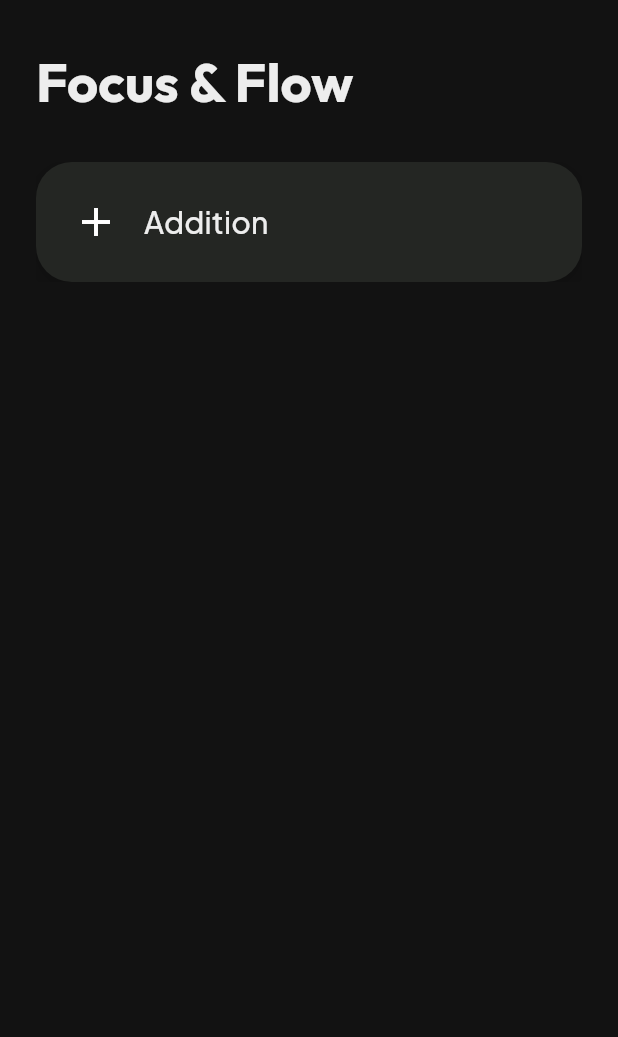
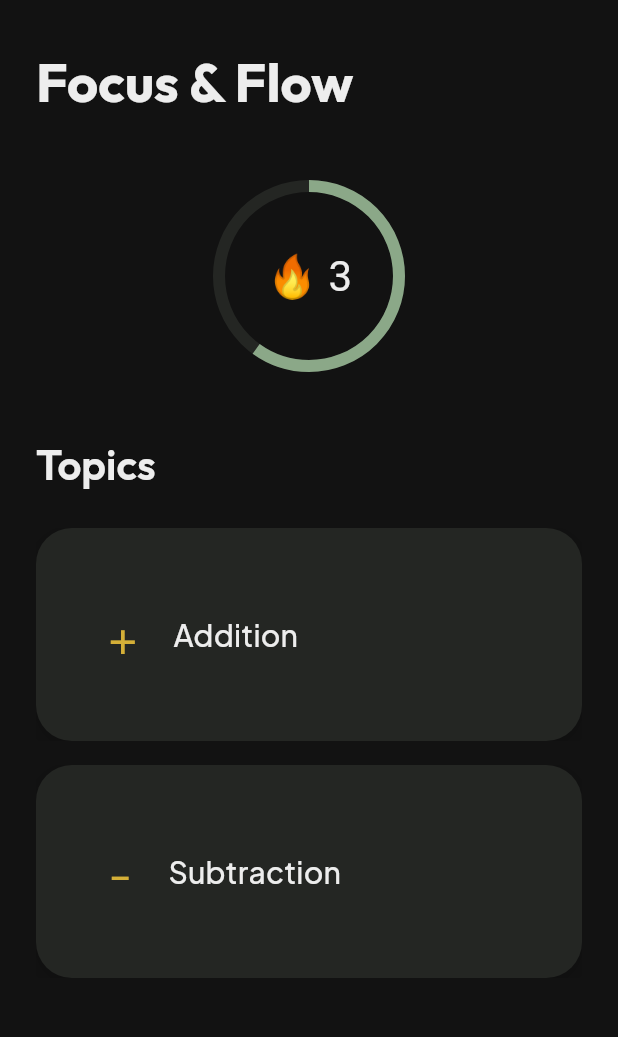
Before and after one commit to liebertjohan-art/zenmath, a Flutter app: the screen it shows after launch, on a phone screen of 412 x 824 dp, the part 69-1106 px from its top. Run offline on Flutter 3.47's test engine with Material 3 defaults, Android fonts, the phone set to English and light mode, and no system bars; our stand-ins replace flutter_riverpod, go_router, google_fonts, isar; accounts and stored records are empty; generated files the repository leaves out were written again.

Commit message:
feat(phase-1): Add Isar data layer and core MVP screens

```diff
--- /dev/null
+++ b/lib/features/home/home_screen.dart
@@ -0,0 +1,156 @@
+import 'package:flutter/material.dart';
+import 'package:go_router/go_router.dart';
+import '../../core/widgets/zen_scaffold.dart';
+import '../../core/widgets/zen_card.dart';
+import '../../core/widgets/glass_bottom_sheet.dart';
+
+class HomeScreen extends StatelessWidget {
+  const HomeScreen({super.key});
+
+  void _showDifficultySheet(BuildContext context, String topic) {
+    showModalBottomSheet(
+      context: context,
+      backgroundColor: Colors.transparent,
+      builder: (context) => GlassBottomSheet(
+        child: Column(
+          mainAxisSize: MainAxisSize.min,
+          crossAxisAlignment: CrossAxisAlignment.stretch,
+          children: [
+            Text(
+              'Select Difficulty',
+              style: Theme.of(context).textTheme.headlineSmall,
+              textAlign: TextAlign.center,
+            ),
+            const SizedBox(height: 32),
+            _buildDifficultyButton(context, 'Easy', topic, 'easy'),
+            const SizedBox(height: 16),
+            _buildDifficultyButton(context, 'Medium', topic, 'medium'),
+            const SizedBox(height: 16),
+            _buildDifficultyButton(context, 'Hard', topic, 'hard'),
+            const SizedBox(height: 32),
+          ],
+        ),
+      ),
+    );
+  }
+
+  Widget _buildDifficultyButton(BuildContext context, String label, String topic, String difficulty) {
+    return InkWell(
+      onTap: () {
+        context.pop();
+        context.push('/practice', extra: {'topic': topic, 'difficulty': difficulty});
+      },
+      borderRadius: BorderRadius.circular(16),
+      child: Container(
+        padding: const EdgeInsets.symmetric(vertical: 16),
+        decoration: BoxDecoration(
+          color: const Color(0xFF242623),
+          borderRadius: BorderRadius.circular(16),
+        ),
+        child: Center(
+          child: Text(
+            label,
+            style: Theme.of(context).textTheme.titleMedium,
+          ),
+        ),
+      ),
+    );
+  }
+
+  @override
+  Widget build(BuildContext context) {
+    return ZenScaffold(
+      appBar: AppBar(
+        title: Text(
+          'ZenMath',
+          style: Theme.of(context).textTheme.titleLarge,
+        ),
+        backgroundColor: Colors.transparent,
+        elevation: 0,
+      ),
+      body: SafeArea(
+        child: Padding(
+          padding: const EdgeInsets.all(24.0),
+          child: Column(
+            crossAxisAlignment: CrossAxisAlignment.start,
+            children: [
+              Text(
+                'Focus & Flow',
+                style: Theme.of(context).textTheme.displayMedium,
+              ),
+              const SizedBox(height: 48),
+              // Mockup Progress Ring
+              Center(
+                child: Stack(
+                  alignment: Alignment.center,
+                  children: [
+                    SizedBox(
+                      width: 120,
+                      height: 120,
+                      child: CircularProgressIndicator(
+                        value: 0.6,
+                        strokeWidth: 8,
+                        backgroundColor: const Color(0xFF242623),
+                        valueColor: const AlwaysStoppedAnimation<Color>(Color(0xFF8BA888)),
+                      ),
+                    ),
+                    Text(
+                      '🔥 3',
+                      style: Theme.of(context).textTheme.headlineMedium,
+                    ),
+                  ],
+                ),
+              ),
+              const SizedBox(height: 48),
+              Text(
+                'Topics',
+                style: Theme.of(context).textTheme.titleLarge,
+              ),
+              const SizedBox(height: 24),
+              Expanded(
+                child: ListView(
+                  physics: const BouncingScrollPhysics(),
+                  children: [
+                    ZenCard(
+                      onTap: () => _showDifficultySheet(context, 'Addition'),
+                      child: Padding(
+                        padding: const EdgeInsets.all(24.0),
+                        child: Row(
+                          children: [
+                            const Text('+', style: TextStyle(fontSize: 32, color: Color(0xFFD4AF37))),
+                            const SizedBox(width: 24),
+                            Text(
+                              'Addition',
+                              style: Theme.of(context).textTheme.titleMedium,
+                            ),
+                          ],
+                        ),
+                      ),
+                    ),
+                    const SizedBox(height: 16),
+                    ZenCard(
+                      onTap: () => _showDifficultySheet(context, 'Subtraction'),
+                      child: Padding(
+                        padding: const EdgeInsets.all(24.0),
+                        child: Row(
+                          children: [
+                            const Text('-', style: TextStyle(fontSize: 32, color: Color(0xFFD4AF37))),
+                            const SizedBox(width: 24),
+                            Text(
+                              'Subtraction',
+                              style: Theme.of(context).textTheme.titleMedium,
+                            ),
+                          ],
+                        ),
+                      ),
+                    ),
+                  ],
+                ),
+              ),
+            ],
+          ),
+        ),
+      ),
+    );
+  }
+}
--- a/lib/main.dart
+++ b/lib/main.dart
@@ -2,8 +2,9 @@ import 'package:flutter/material.dart';
 import 'package:flutter_riverpod/flutter_riverpod.dart';
 import 'package:go_router/go_router.dart';
 import 'core/theme/app_theme.dart';
-import 'core/widgets/zen_scaffold.dart';
-import 'core/widgets/zen_card.dart';
+import 'features/home/home_screen.dart';
+import 'features/practice/practice_screen.dart';
+import 'features/results/results_screen.dart';
 
 void main() {
   runApp(
@@ -19,6 +20,28 @@ final _router = GoRouter(
     GoRoute(
       path: '/',
       builder: (context, state) => const HomeScreen(),
+    ),
+    GoRoute(
+      path: '/practice',
+      builder: (context, state) {
+        final extra = state.extra as Map<String, dynamic>?;
+        return PracticeScreen(
+          topic: extra?['topic'] as String? ?? 'Addition',
+          difficulty: extra?['difficulty'] as String? ?? 'easy',
+        );
+      },
+    ),
+    GoRoute(
+      path: '/results',
+      builder: (context, state) {
+        final extra = state.extra as Map<String, dynamic>?;
+        return ResultsScreen(
+          topic: extra?['topic'] as String? ?? 'Addition',
+          difficulty: extra?['difficulty'] as String? ?? 'easy',
+          score: extra?['score'] as int? ?? 0,
+          totalQuestions: extra?['totalQuestions'] as int? ?? 10,
+        );
+      },
     ),
   ],
 );
@@ -36,47 +59,3 @@ class ZenMathApp extends StatelessWidget {
     );
   }
 }
-
-class HomeScreen extends StatelessWidget {
-  const HomeScreen({super.key});
-
-  @override
-  Widget build(BuildContext context) {
-    return ZenScaffold(
-      appBar: AppBar(
-        title: Text(
-          'ZenMath',
-          style: Theme.of(context).textTheme.titleLarge,
-        ),
-      ),
-      body: SafeArea(
-        child: Padding(
-          padding: const EdgeInsets.all(24.0), // ZenSpacing.md
-          child: Column(
-            crossAxisAlignment: CrossAxisAlignment.start,
-            children: [
-              Text(
-                'Focus & Flow',
-                style: Theme.of(context).textTheme.displayMedium,
-              ),
-              const SizedBox(height: 32),
-              ZenCard(
-                onTap: () {},
-                child: Row(
-                  children: [
-                    const Icon(Icons.add, size: 32),
-                    const SizedBox(width: 16),
-                    Text(
-                      'Addition',
-                      style: Theme.of(context).textTheme.titleMedium,
-                    ),
-                  ],
-                ),
-              ),
-            ],
-          ),
-        ),
-      ),
-    );
-  }
-}
--- /dev/null
+++ b/lib/providers/db_provider.dart
@@ -0,0 +1,6 @@
+import 'package:flutter_riverpod/flutter_riverpod.dart';
+import '../data/isar_service.dart';
+
+final dbProvider = Provider<IsarService>((ref) {
+  return IsarService();
+});
```
Also changed, not shown: lib/core/widgets/zen_numpad.dart (added, +77 -0 lines), lib/data/isar_service.dart (added, +24 -0 lines), lib/data/models/daily_progress.dart (added, +15 -0 lines), lib/data/models/session_score.dart (added, +16 -0 lines), lib/data/models/topic_stats.dart (added, +16 -0 lines), lib/features/practice/practice_screen.dart (added, +162 -0 lines), lib/features/results/results_screen.dart (added, +91 -0 lines), 1 other file.
